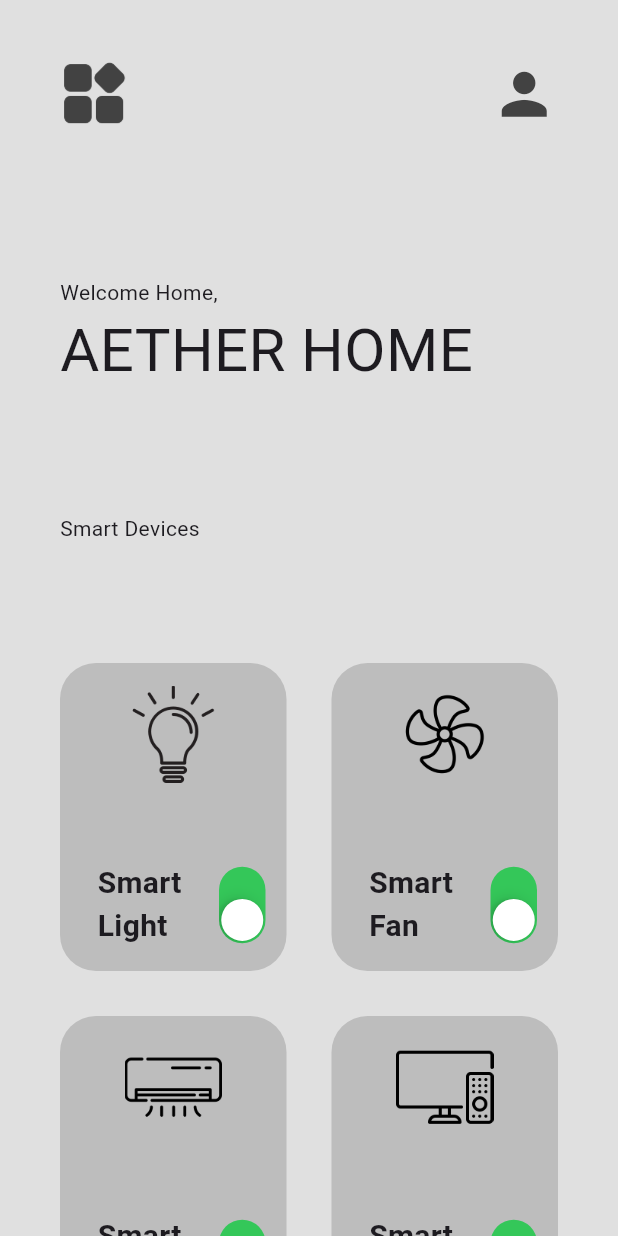
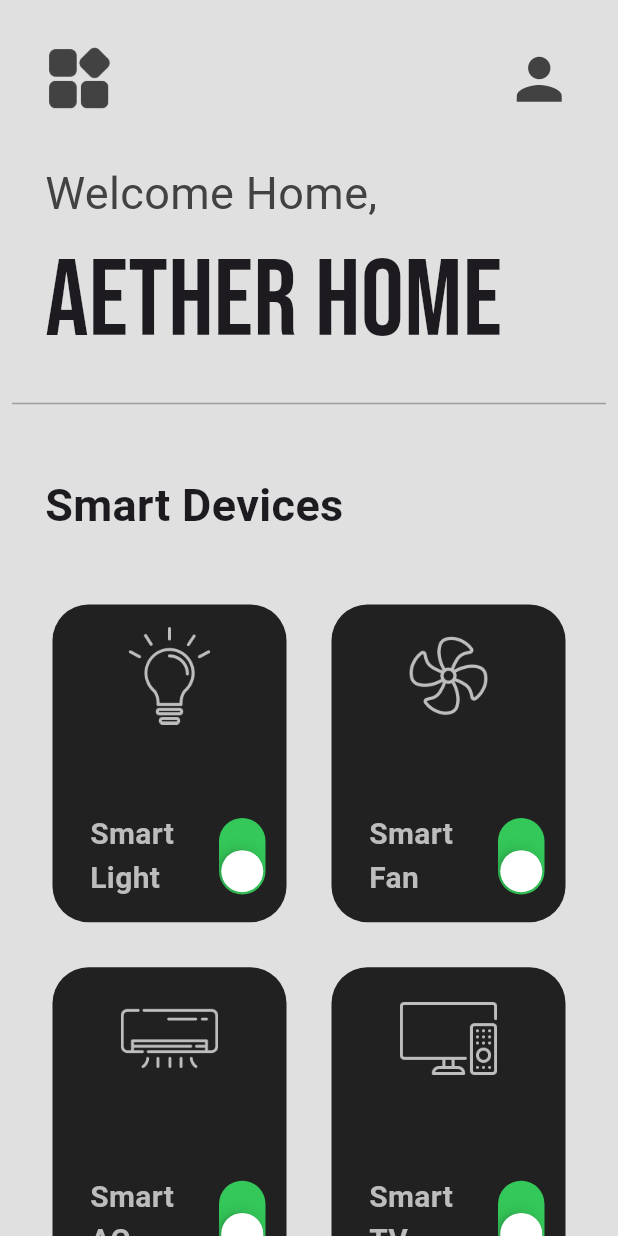
Before and after one commit to G5277/Smart-Home-UI-App, a Flutter app: the screen it shows after launch, on a phone screen of 412 x 824 dp. Run offline on Flutter 3.47's test engine with Material 3 defaults, Android fonts, the phone set to English and light mode, and no system bars; our stand-ins replace google_fonts.

Commit message:
ui sorted

```diff
--- a/smart_home_app/lib/screens/home.dart
+++ b/smart_home_app/lib/screens/home.dart
@@ -1,5 +1,6 @@
 import 'package:flutter/material.dart';
 import 'package:smart_home_app/widgets/smart_device_box.dart';
+import 'package:google_fonts/google_fonts.dart';
 
 class HomePage extends StatefulWidget {
   const HomePage({super.key});
@@ -9,10 +10,6 @@ class HomePage extends StatefulWidget {
 }
 
 class _HomePageState extends State<HomePage> {
-  // padding constants
-  final double horizontalPadding = 40;
-  final double verticalPadding = 40;
-
   // list of Smart Devices
   List mySmartDevices = [
     // deviceName, iconPath, powerStatus
@@ -37,10 +34,7 @@ class _HomePageState extends State<HomePage> {
           crossAxisAlignment: CrossAxisAlignment.start,
           children: [
             Padding(
-              padding: EdgeInsets.symmetric(
-                horizontal: horizontalPadding,
-                vertical: verticalPadding,
-              ),
+              padding: EdgeInsets.fromLTRB(30, 30, 30, 0),
               child: Row(
                 mainAxisAlignment: MainAxisAlignment.spaceBetween,
                 children: [
@@ -57,35 +51,43 @@ class _HomePageState extends State<HomePage> {
               ),
             ),
 
-            const SizedBox(height: 20),
+            const SizedBox(height: 2),
 
             Padding(
-              padding: EdgeInsets.symmetric(
-                horizontal: verticalPadding,
-                vertical: verticalPadding,
-              ),
+              padding: EdgeInsets.fromLTRB(30, 30, 30, 0),
               child: Column(
                 crossAxisAlignment: CrossAxisAlignment.start,
-                children: const [
-                  Text("Welcome Home,"),
-                  Text("AETHER HOME", style: TextStyle(fontSize: 40)),
+                children: [
+                  Text(
+                    "Welcome Home,",
+                    style: TextStyle(fontSize: 30, color: Colors.grey[800]),
+                  ),
+                  Text(
+                    "AETHER HOME",
+                    style: GoogleFonts.bebasNeue(fontSize: 72),
+                  ),
                 ],
               ),
             ),
 
+            Padding(
+              padding: const EdgeInsets.all(8.0),
+              child: Divider(color: Colors.grey[500], thickness: 1),
+            ),
             // smart devices + grid
             Padding(
-              padding: EdgeInsets.symmetric(
-                horizontal: verticalPadding,
-                vertical: verticalPadding,
+              padding: EdgeInsets.fromLTRB(30, 30, 30, 10),
+              child: Text(
+                "Smart Devices",
+                style: TextStyle(fontWeight: FontWeight.bold, fontSize: 30),
               ),
-              child: Text("Smart Devices"),
             ),
 
             Expanded(
               child: GridView.builder(
                 itemCount: mySmartDevices.length,
-                padding: const EdgeInsets.all(25),
+                physics: NeverScrollableScrollPhysics(),
+                padding: const EdgeInsets.all(20),
                 gridDelegate: const SliverGridDelegateWithFixedCrossAxisCount(
                   crossAxisCount: 2,
                   childAspectRatio: 1 / 1.3,
--- a/smart_home_app/lib/widgets/smart_device_box.dart
+++ b/smart_home_app/lib/widgets/smart_device_box.dart
@@ -7,9 +7,9 @@ class SmartDeviceBox extends StatelessWidget {
   final String smartDeviceName;
   final String iconPath;
   final bool powerOn;
-  void Function(bool)? onChanged;
+  final void Function(bool)? onChanged;
 
-  SmartDeviceBox({
+  const SmartDeviceBox({
     super.key,
     required this.smartDeviceName,
     required this.iconPath,
@@ -23,7 +23,7 @@ class SmartDeviceBox extends StatelessWidget {
       padding: const EdgeInsets.all(15.0),
       child: Container(
         decoration: BoxDecoration(
-          color: Colors.grey[400],
+          color: powerOn ? Colors.grey[900] : Colors.grey[400],
           borderRadius: BorderRadius.circular(24),
         ),
         padding: EdgeInsets.symmetric(vertical: 15),
@@ -31,7 +31,12 @@ class SmartDeviceBox extends StatelessWidget {
           mainAxisAlignment: MainAxisAlignment.spaceBetween,
           children: [
             // icon
-            Image.asset(iconPath, height: 65),
+            Image.asset(
+              iconPath,
+              height: 65,
+              color: powerOn ? Colors.grey[400] : Colors.grey[900],
+
+              ),
 
             // name + toggle
             Row(
@@ -41,9 +46,10 @@ class SmartDeviceBox extends StatelessWidget {
                     padding: const EdgeInsets.only(left: 25.0),
                     child: Text(
                       smartDeviceName,
-                      style: const TextStyle(
+                      style: TextStyle(
                         fontWeight: FontWeight.bold,
                         fontSize: 20,
+                        color: powerOn ? Colors.grey[400] : Colors.grey[900]
                       ),
                     ),
                   ),
--- a/smart_home_app/pubspec.yaml
+++ b/smart_home_app/pubspec.yaml
@@ -34,6 +34,7 @@ dependencies:
   # The following adds the Cupertino Icons font to your application.
   # Use with the CupertinoIcons class for iOS style icons.
   cupertino_icons: ^1.0.8
+  google_fonts: ^6.1.0
 
 dev_dependencies:
   flutter_test:
```
Also changed, not shown: smart_home_app/pubspec.lock, 1 other file.
